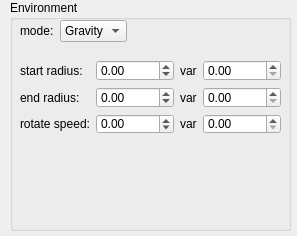
This is FParticleDesigner/ui/environment_setting.ui in NosicLin/FParticle-Designer as Qt 5 draws it before an edit. The edited form follows.
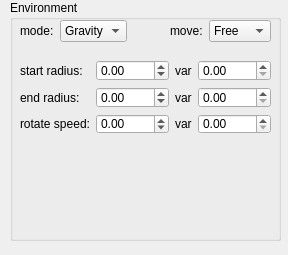
This is the edited form. The open tabs and pages were chosen to show the change.

What changed in the file:
```diff
--- a/FParticleDesigner/ui/environment_setting.ui
+++ b/FParticleDesigner/ui/environment_setting.ui
@@ -6,8 +6,8 @@
    <rect>
     <x>0</x>
     <y>0</y>
-    <width>297</width>
-    <height>236</height>
+    <width>288</width>
+    <height>255</height>
    </rect>
   </property>
   <property name="windowTitle">
@@ -18,8 +18,8 @@
     <rect>
      <x>10</x>
      <y>0</y>
-     <width>281</width>
-     <height>231</height>
+     <width>271</width>
+     <height>241</height>
     </rect>
    </property>
    <property name="title">
@@ -30,7 +30,7 @@
      <rect>
       <x>10</x>
       <y>50</y>
-      <width>261</width>
+      <width>251</width>
       <height>171</height>
      </rect>
     </property>
@@ -212,7 +212,7 @@
        <rect>
         <x>0</x>
         <y>10</y>
-        <width>261</width>
+        <width>251</width>
         <height>74</height>
        </rect>
       </property>
@@ -353,6 +353,39 @@
      </item>
     </layout>
    </widget>
+   <widget class="QWidget" name="layoutWidget">
+    <property name="geometry">
+     <rect>
+      <x>160</x>
+      <y>20</y>
+      <width>101</width>
+      <height>22</height>
+     </rect>
+    </property>
+    <layout class="QHBoxLayout" name="horizontalLayout_2">
+     <item>
+      <widget class="QLabel" name="label_18">
+       <property name="text">
+        <string>move:</string>
+       </property>
+      </widget>
+     </item>
+     <item>
+      <widget class="QComboBox" name="m_moveSelect">
+       <item>
+        <property name="text">
+         <string>Free</string>
+        </property>
+       </item>
+       <item>
+        <property name="text">
+         <string>Group</string>
+        </property>
+       </item>
+      </widget>
+     </item>
+    </layout>
+   </widget>
   </widget>
  </widget>
  <resources/>
```
Left out of the diff: 4 changed lines with no effect on the pictures.
